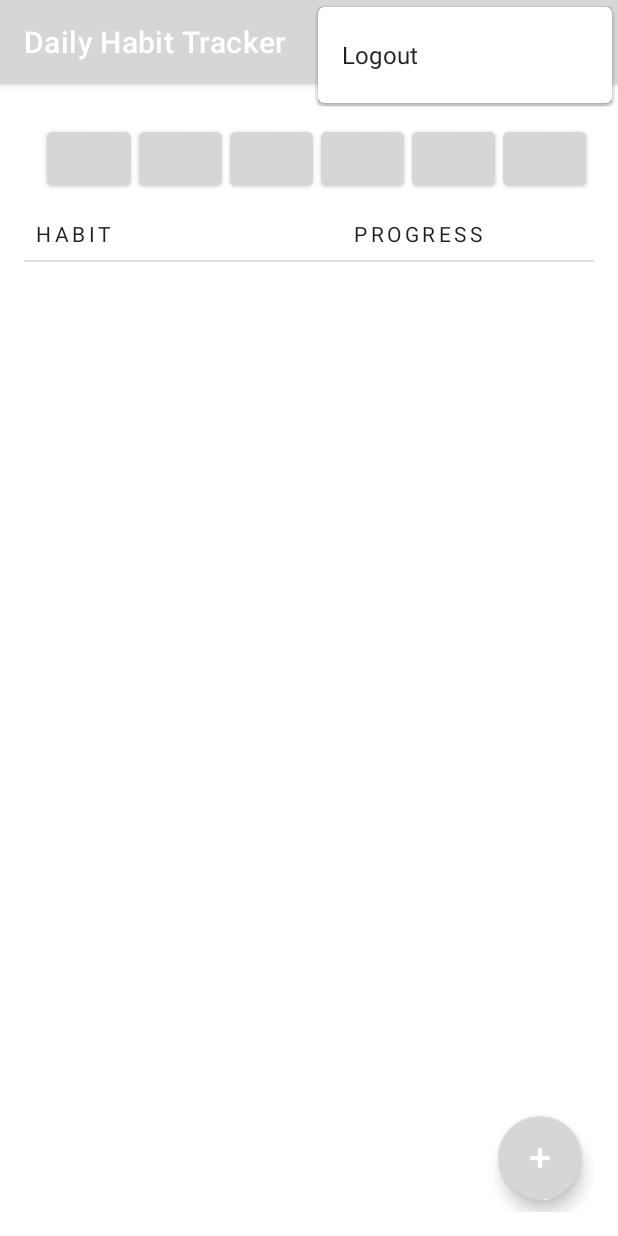
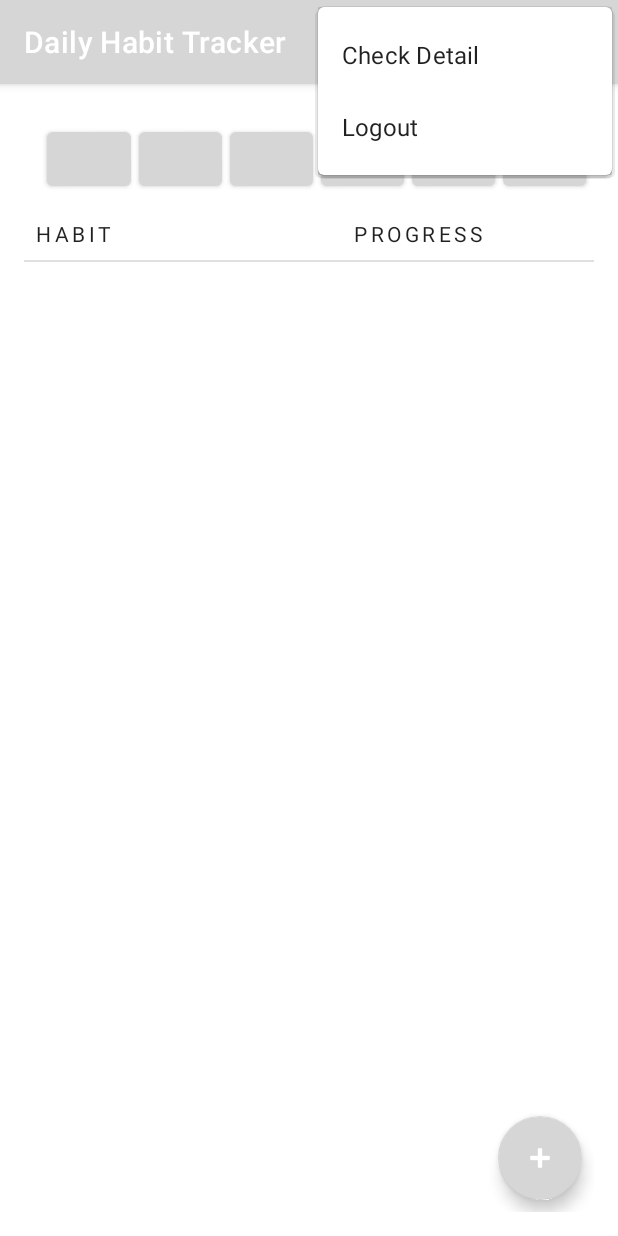
Before and after one commit to changyiq/androidFinalProject, an Android app: the HabitListFragment screen opened directly, with no data from a screen before it, with the options menu open, on a phone screen of 412 x 824 dp. Run offline under Robolectric (Android 15) with nearby library versions, the phone set to English and light mode, and no system bars; our stand-ins replace Firebase (no records; nobody signed in at launch, a user with empty details on screens opened directly); libraries missing offline, so code that uses them is left out: com.firebase.ui.

Commit message:
added menu option to check habit detail

```diff
--- a/app/src/main/AndroidManifest.xml
+++ b/app/src/main/AndroidManifest.xml
@@ -1,6 +1,10 @@
 <?xml version="1.0" encoding="utf-8"?>
 <manifest xmlns:android="http://schemas.android.com/apk/res/android"
     package="finalproject.stN991554423.org">
+
+    <uses-permission android:name="android.permission.INTERNET"/>
+    <uses-permission android:name="android.permission.ACCESS_NETWORK_STATE"/>
+    <uses-permission android:name="android.permission.ACCESS_WIFI_STATE"/>
 
     <application
         android:allowBackup="true"
--- a/app/src/main/res/menu/menu.xml
+++ b/app/src/main/res/menu/menu.xml
@@ -2,6 +2,9 @@
 <menu xmlns:android="http://schemas.android.com/apk/res/android"
     xmlns:app="http://schemas.android.com/apk/res-auto">
     <item
+        android:id="@+id/action_detail"
+        android:title="@string/check_detail" />
+    <item
         android:id="@+id/action_logout"
         android:title="@string/logout_button_text" />
 </menu>
--- a/app/src/main/res/values/strings.xml
+++ b/app/src/main/res/values/strings.xml
@@ -48,6 +48,7 @@
     <string name="edit_habit">Edit Item</string>
     <!-- TODO: Remove or change this placeholder text -->
     <string name="hello_blank_fragment">Hello blank fragment</string>
+    <string name="check_detail">Check Detail</string>
 
 
 </resources>
```
Also changed, not shown: app/src/main/java/finalproject/stN991554423/org/fragment/HabitListFragment.kt (+11 -0 lines).
